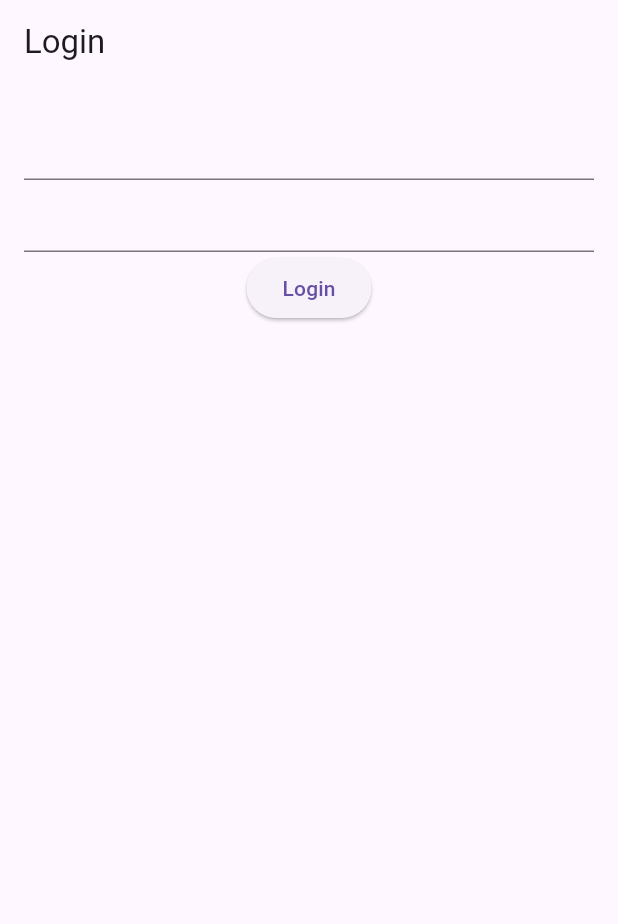
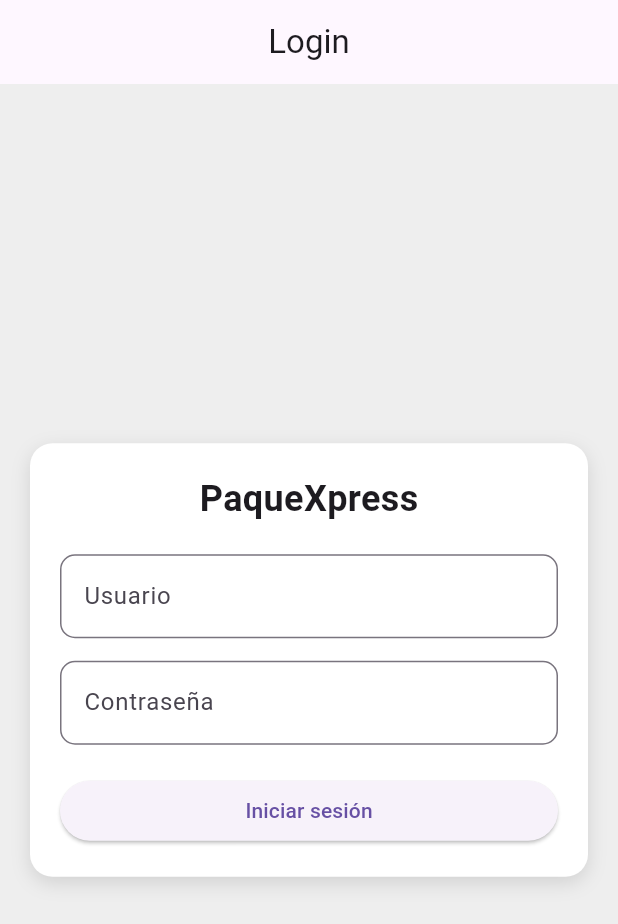
Before and after one commit to angel65-lgtm/EvaluacionDAMU3, a Flutter app: the screen it shows after launch, on a phone screen of 412 x 824 dp. Shown: the top 924 px of the screen. Run offline on Flutter 3.47's test engine with Material 3 defaults, Android fonts, the phone set to English and light mode, and no system bars.

Commit message:
Loogin y visualización de paquetes asignados

```diff
--- a/lib/api_service.dart
+++ b/lib/api_service.dart
@@ -3,39 +3,60 @@
 import 'paquete.dart';
 
 class ApiService {
-  final String baseUrl = "http://localhost:8000";
 
-  Future<int> login(String nombre, String password) async {
+  static const String baseUrl = "http://127.0.0.1:8000";
+
+  // 🔐 LOGIN (FORM-DATA)
+  static Future<Map<String, dynamic>> login(String usuario, String password) async {
+
     final response = await http.post(
-      Uri.parse("$baseUrl/login"),
+      Uri.parse("$baseUrl/login/"),
       body: {
-        "nombre": nombre,
+        "usr_nombre": usuario,
         "password": password,
       },
     );
 
     if (response.statusCode == 200) {
-      final data = jsonDecode(response.body);
-      return data['id'];
+      return jsonDecode(response.body);
     } else {
-      throw Exception("Login incorrecto");
+      throw Exception("Error login");
     }
   }
 
+  // 📦 OBTENER PAQUETES
   Future<List<Paquete>> getPaquetes(int userId) async {
     final response = await http.get(
       Uri.parse("$baseUrl/paquetes/$userId"),
     );
 
-    final data = jsonDecode(response.body);
-    return data.map<Paquete>((e) => Paquete.fromJson(e)).toList();
+    if (response.statusCode == 200) {
+      final data = jsonDecode(response.body);
+      return data.map<Paquete>((e) => Paquete.fromJson(e)).toList();
+    } else {
+      throw Exception("Error al obtener paquetes");
+    }
   }
 
+  // 📥 RECOLECTAR
   Future<void> recolectar(int id) async {
-    await http.put(Uri.parse("$baseUrl/paquete/$id/recolectar"));
+    final response = await http.put(
+      Uri.parse("$baseUrl/paquete/$id/recolectar"),
+    );
+
+    if (response.statusCode != 200) {
+      throw Exception("Error al recolectar");
+    }
   }
 
+  // 📤 ENTREGAR
   Future<void> entregar(int id) async {
-    await http.put(Uri.parse("$baseUrl/paquete/$id/entregar"));
+    final response = await http.put(
+      Uri.parse("$baseUrl/paquete/$id/entregar"),
+    );
+
+    if (response.statusCode != 200) {
+      throw Exception("Error al entregar");
+    }
   }
 }
--- a/lib/login_page.dart
+++ b/lib/login_page.dart
@@ -1,39 +1,146 @@
 import 'package:flutter/material.dart';
+import 'menu_page.dart';
 import 'api_service.dart';
-import 'home_page.dart';
 
-class LoginPage extends StatelessWidget {
-  final userController = TextEditingController();
-  final passController = TextEditingController();
-  final api = ApiService();
+class LoginPage extends StatefulWidget {
+  const LoginPage({super.key});
+
+  @override
+  State<LoginPage> createState() => _LoginPageState();
+}
+
+class _LoginPageState extends State<LoginPage> {
+
+  final TextEditingController usuario = TextEditingController();
+  final TextEditingController pass = TextEditingController();
+
+  bool cargando = false;
+
+  void login() async {
+
+    if (usuario.text.isEmpty || pass.text.isEmpty) {
+      ScaffoldMessenger.of(context).showSnackBar(
+        const SnackBar(content: Text("Completa todos los campos")),
+      );
+      return;
+    }
+
+    setState(() {
+      cargando = true;
+    });
+
+    try {
+
+      final data = await ApiService.login(
+        usuario.text.trim(),
+        pass.text.trim(),
+      );
+
+      int idUsuario = data["id_usuario"];
+
+      Navigator.pushReplacement(
+        context,
+        MaterialPageRoute(
+          builder: (context) => MenuPage(
+            nombre: usuario.text, // puedes cambiar esto si luego guardas nombre real
+            usuarioId: idUsuario,
+          ),
+        ),
+      );
+
+    } catch (e) {
+
+      ScaffoldMessenger.of(context).showSnackBar(
+        const SnackBar(
+          content: Text("Credenciales incorrectas"),
+        ),
+      );
+
+    }
+
+    setState(() {
+      cargando = false;
+    });
+  }
 
   @override
   Widget build(BuildContext context) {
+
     return Scaffold(
-      appBar: AppBar(title: Text('Login')),
-      body: Padding(
-        padding: EdgeInsets.all(16),
-        child: Column(
-          children: [
-            TextField(controller: userController),
-            TextField(controller: passController, obscureText: true),
-            ElevatedButton(
-              onPressed: () async {
-                int userId = await api.login(
-                  userController.text,
-                  passController.text,
-                );
 
-                Navigator.push(
-                  context,
-                  MaterialPageRoute(
-                    builder: (_) => HomePage(userId: userId),
+      backgroundColor: Colors.grey[200],
+
+      appBar: AppBar(
+        title: const Text("Login"),
+        centerTitle: true,
+      ),
+
+      body: Center(
+        child: Container(
+          padding: const EdgeInsets.all(20),
+          margin: const EdgeInsets.symmetric(horizontal: 20),
+          decoration: BoxDecoration(
+            color: Colors.white,
+            borderRadius: BorderRadius.circular(15),
+            boxShadow: const [
+              BoxShadow(
+                blurRadius: 10,
+                color: Colors.black12,
+                offset: Offset(0, 4),
+              )
+            ],
+          ),
+
+          child: Column(
+            mainAxisSize: MainAxisSize.min,
+            children: [
+
+              const Text(
+                "PaqueXpress",
+                style: TextStyle(
+                  fontSize: 24,
+                  fontWeight: FontWeight.bold,
+                ),
+              ),
+
+              const SizedBox(height: 20),
+
+              TextField(
+                controller: usuario,
+                decoration: InputDecoration(
+                  labelText: "Usuario",
+                  border: OutlineInputBorder(
+                    borderRadius: BorderRadius.circular(10),
                   ),
-                );
-              },
-              child: Text('Login'),
-            )
-          ],
+                ),
+              ),
+
+              const SizedBox(height: 15),
+
+              TextField(
+                controller: pass,
+                obscureText: true,
+                decoration: InputDecoration(
+                  labelText: "Contraseña",
+                  border: OutlineInputBorder(
+                    borderRadius: BorderRadius.circular(10),
+                  ),
+                ),
+              ),
+
+              const SizedBox(height: 20),
+
+              cargando
+                  ? const CircularProgressIndicator()
+                  : SizedBox(
+                      width: double.infinity,
+                      child: ElevatedButton(
+                        onPressed: login,
+                        child: const Text("Iniciar sesión"),
+                      ),
+                    ),
+            ],
+          ),
         ),
       ),
     );
```
Also changed, not shown: lib/menu_page.dart (added, +74 -0 lines), lib/paquete.dart (+8 -5 lines), lib/paquetes_page.dart (+21 -5 lines), uploads/audifonosSelectSound.jpg (added), 1 other file.
